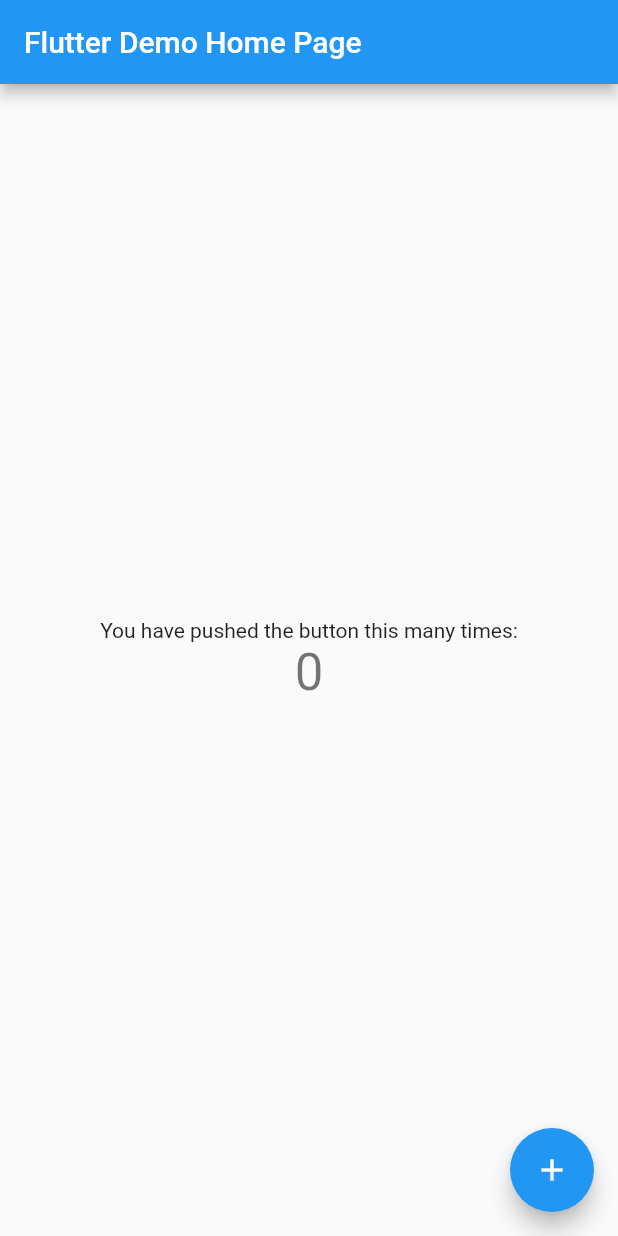
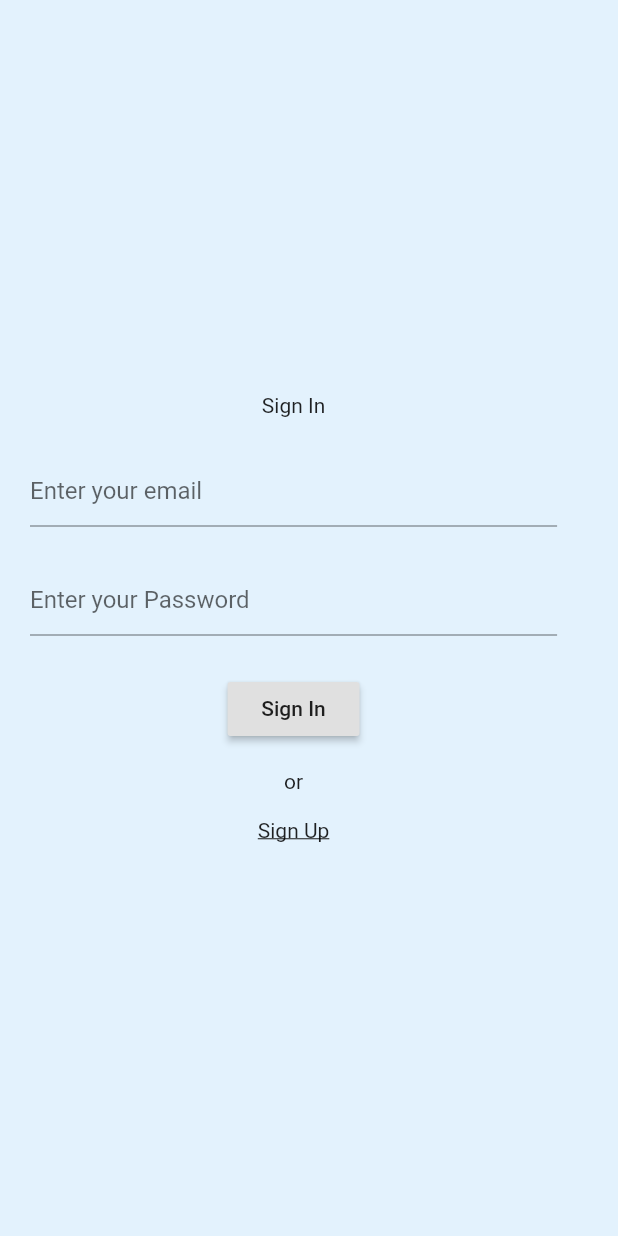
Before and after one commit to nagabumi/flutterLogin, a Flutter app: the screen it shows after launch, on a phone screen of 412 x 824 dp. Run offline on Flutter 3.47's test engine with Material 2 defaults, Android fonts, the phone set to English and light mode, and no system bars; our stand-ins replace firebase_core; accounts and stored records are empty.

Commit message:
commit 2

```diff
--- /dev/null
+++ b/lib/Screens/Auth/signIn.dart
@@ -0,0 +1,80 @@
+import 'package:flutter/material.dart';
+import 'package:flutterLogin/screens/Auth/signUp.dart';
+
+class SignIn extends StatefulWidget {
+  @override
+  _SignInState createState() => _SignInState();
+}
+
+class _SignInState extends State<SignIn> {
+  @override
+  Widget build(BuildContext context) {
+    return Scaffold(
+      backgroundColor: Colors.blue[50],
+      body: body(),
+    );
+  }
+}
+
+class body extends StatelessWidget {
+  @override
+  Widget build(BuildContext context) {
+    Size size = MediaQuery.of(context).size;
+    return Container(
+      margin: EdgeInsets.symmetric(vertical: 10),
+      padding: EdgeInsets.symmetric(
+        horizontal: 20,
+        vertical: 5,
+      ),
+      width: size.width * 0.95,
+      child: Column(
+        mainAxisAlignment: MainAxisAlignment.center,
+        children: <Widget>[
+          Center(
+            child: Text("Sign In"),
+          ),
+          SizedBox(
+            height: size.height * 0.03,
+          ),
+          Center(
+            child: TextField(
+              decoration: InputDecoration(hintText: 'Enter your email'),
+            ),
+          ),
+          SizedBox(
+            height: size.height * 0.03,
+          ),
+          Center(
+            child: TextField(
+              obscureText: true,
+              decoration: InputDecoration(hintText: 'Enter your Password'),
+            ),
+          ),
+          SizedBox(
+            height: size.height * 0.03,
+          ),
+          RaisedButton(
+            onPressed: () {},
+            child: Text('Sign In'),
+          ),
+          SizedBox(
+            height: size.height * 0.02,
+          ),
+          Text('or'),
+          SizedBox(
+            height: size.height * 0.02,
+          ),
+          GestureDetector(
+            onTap: () {
+              Navigator.pushNamed(context, "/signUp");
+            },
+            child: Text(
+              'Sign Up',
+              style: TextStyle(decoration: TextDecoration.underline),
+            ),
+          )
+        ],
+      ),
+    );
+  }
+}
--- /dev/null
+++ b/lib/Screens/wrapper.dart
@@ -0,0 +1,10 @@
+import 'package:flutter/material.dart';
+import 'package:flutterLogin/Screens/Auth/signIn.dart';
+import 'package:flutterLogin/Screens/Menu/home.dart';
+
+class Wrapper extends StatelessWidget {
+  @override
+  Widget build(BuildContext context) {
+    return SignIn();
+  }
+}
--- a/lib/main.dart
+++ b/lib/main.dart
@@ -1,117 +1,28 @@
+import 'package:firebase_core/firebase_core.dart';
 import 'package:flutter/material.dart';
+import 'package:flutterLogin/Screens/Auth/signIn.dart';
+import 'package:flutterLogin/Screens/Auth/signUp.dart';
+import 'package:flutterLogin/Screens/Menu/home.dart';
+import 'package:flutterLogin/Screens/wrapper.dart';
 
-void main() {
+// void main() => runApp(MyApp());
+Future<void> main() async {
+  WidgetsFlutterBinding.ensureInitialized();
+  await Firebase.initializeApp();
   runApp(MyApp());
 }
 
 class MyApp extends StatelessWidget {
-  // This widget is the root of your application.
   @override
   Widget build(BuildContext context) {
     return MaterialApp(
-      title: 'Flutter Demo',
-      theme: ThemeData(
-        // This is the theme of your application.
-        //
-        // Try running your application with "flutter run". You'll see the
-        // application has a blue toolbar. Then, without quitting the app, try
-        // changing the primarySwatch below to Colors.green and then invoke
-        // "hot reload" (press "r" in the console where you ran "flutter run",
-        // or simply save your changes to "hot reload" in a Flutter IDE).
-        // Notice that the counter didn't reset back to zero; the application
-        // is not restarted.
-        primarySwatch: Colors.blue,
-        // This makes the visual density adapt to the platform that you run
-        // the app on. For desktop platforms, the controls will be smaller and
-        // closer together (more dense) than on mobile platforms.
-        visualDensity: VisualDensity.adaptivePlatformDensity,
-      ),
-      home: MyHomePage(title: 'Flutter Demo Home Page'),
+      home: Wrapper(),
+      initialRoute: '/',
+      routes: {
+        '/signIn': (context) => SignIn(),
+        '/signUp': (context) => SignUp(),
+        '/home': (context) => Home(),
+      },
     );
   }
 }
-
-class MyHomePage extends StatefulWidget {
-  MyHomePage({Key key, this.title}) : super(key: key);
-
-  // This widget is the home page of your application. It is stateful, meaning
-  // that it has a State object (defined below) that contains fields that affect
-  // how it looks.
-
-  // This class is the configuration for the state. It holds the values (in this
-  // case the title) provided by the parent (in this case the App widget) and
-  // used by the build method of the State. Fields in a Widget subclass are
-  // always marked "final".
-
-  final String title;
-
-  @override
-  _MyHomePageState createState() => _MyHomePageState();
-}
-
-class _MyHomePageState extends State<MyHomePage> {
-  int _counter = 0;
-
-  void _incrementCounter() {
-    setState(() {
-      // This call to setState tells the Flutter framework that something has
-      // changed in this State, which causes it to rerun the build method below
-      // so that the display can reflect the updated values. If we changed
-      // _counter without calling setState(), then the build method would not be
-      // called again, and so nothing would appear to happen.
-      _counter++;
-    });
-  }
-
-  @override
-  Widget build(BuildContext context) {
-    // This method is rerun every time setState is called, for instance as done
-    // by the _incrementCounter method above.
-    //
-    // The Flutter framework has been optimized to make rerunning build methods
-    // fast, so that you can just rebuild anything that needs updating rather
-    // than having to individually change instances of widgets.
-    return Scaffold(
-      appBar: AppBar(
-        // Here we take the value from the MyHomePage object that was created by
-        // the App.build method, and use it to set our appbar title.
-        title: Text(widget.title),
-      ),
-      body: Center(
-        // Center is a layout widget. It takes a single child and positions it
-        // in the middle of the parent.
-        child: Column(
-          // Column is also a layout widget. It takes a list of children and
-          // arranges them vertically. By default, it sizes itself to fit its
-          // children horizontally, and tries to be as tall as its parent.
-          //
-          // Invoke "debug painting" (press "p" in the console, choose the
-          // "Toggle Debug Paint" action from the Flutter Inspector in Android
-          // Studio, or the "Toggle Debug Paint" command in Visual Studio Code)
-          // to see the wireframe for each widget.
-          //
-          // Column has various properties to control how it sizes itself and
-          // how it positions its children. Here we use mainAxisAlignment to
-          // center the children vertically; the main axis here is the vertical
-          // axis because Columns are vertical (the cross axis would be
-          // horizontal).
-          mainAxisAlignment: MainAxisAlignment.center,
-          children: <Widget>[
-            Text(
-              'You have pushed the button this many times:',
-            ),
-            Text(
-              '$_counter',
-              style: Theme.of(context).textTheme.headline4,
-            ),
-          ],
-        ),
-      ),
-      floatingActionButton: FloatingActionButton(
-        onPressed: _incrementCounter,
-        tooltip: 'Increment',
-        child: Icon(Icons.add),
-      ), // This trailing comma makes auto-formatting nicer for build methods.
-    );
-  }
-}
```
Also changed, not shown: lib/Screens/Auth/signUp.dart (added, +63 -0 lines), lib/Screens/Menu/home.dart (added, +24 -0 lines), pubspec.yaml (+4 -3 lines), lib/Services/auth.dart (added), pubspec.lock, 3 other files.
